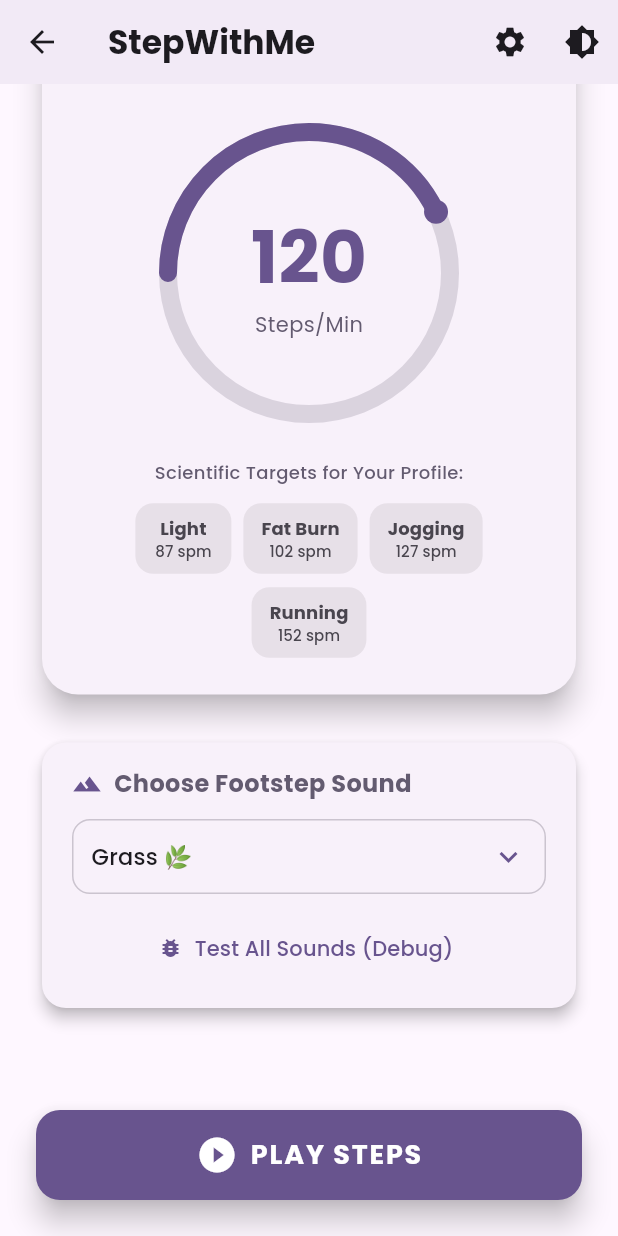
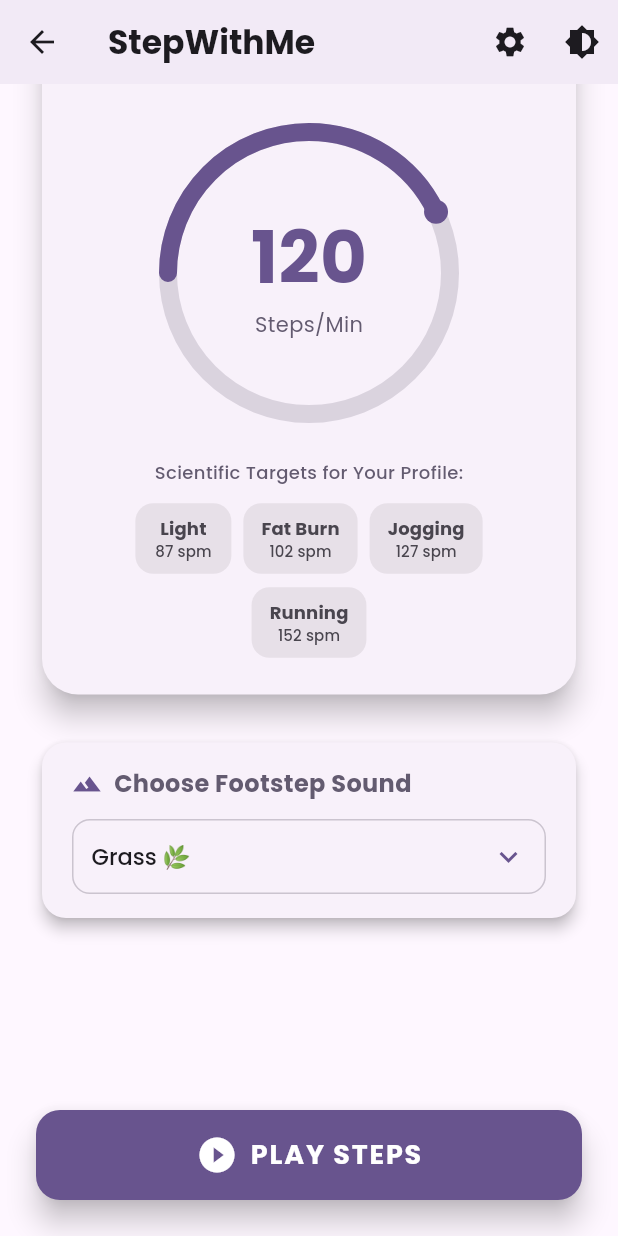
Before and after one commit to hatdoc/StepWithMe, a Flutter app: the HomePage screen opened by its route, scrolled down 234 dp, on a phone screen of 412 x 824 dp. Run offline on Flutter 3.47's test engine with Material 3 defaults, Android fonts, the phone set to English and light mode, and no system bars; drawn by our look-alikes of sleek_circular_slider; our stand-ins replace audioplayers, flutter_riverpod, google_fonts, shared_preferences; accounts and stored records are empty; statements that could not run were skipped.

Commit message:
UI refinement: remove debug button and fix dark mode visibility

```diff
--- a/lib/main.dart
+++ b/lib/main.dart
@@ -605,21 +605,13 @@
                   },
                   dropdownColor: theme.colorScheme.surface,
                   borderRadius: BorderRadius.circular(12),
+                  style: GoogleFonts.poppins(
+                    fontSize: 15,
+                    fontWeight: FontWeight.w500,
+                    color: theme.colorScheme.onSurface,
+                  ),
                 ),
               ),
-            ),
-            const SizedBox(height: 12),
-            TextButton.icon(
-              onPressed: () async {
-                for (final opt in soundOptions) {
-                  developer.log('Testing sound: ${opt['value']}',
-                      name: 'Debug');
-                  await audioService.play(opt['value']!);
-                  await Future.delayed(const Duration(milliseconds: 600));
-                }
-              },
-              icon: const Icon(Icons.bug_report, size: 16),
-              label: const Text('Test All Sounds (Debug)'),
             ),
           ],
         ),
```
